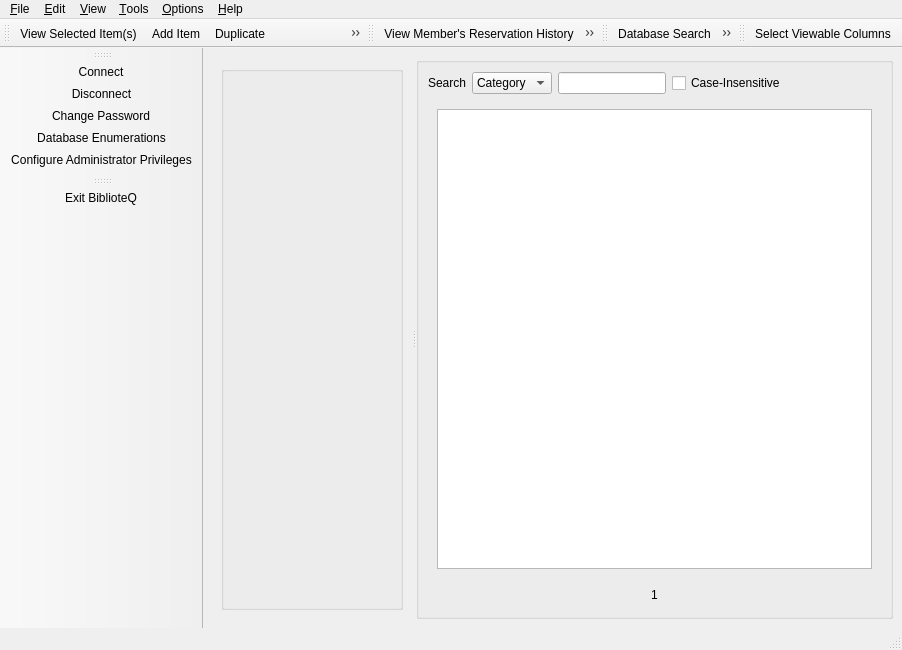
Above: UI/mainwindow.ui from textbrowser/biblioteq before the change. Below: the same form after it.
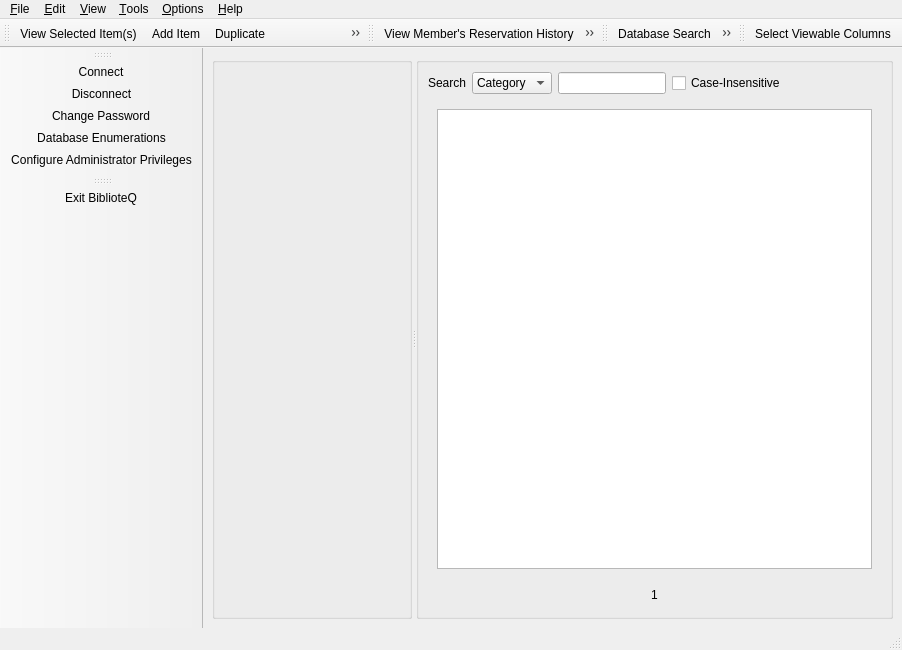
That is the form after the change. Icons and pictures are not drawn. Custom widgets are drawn as their Qt base class.

The edit to the form file:
```diff
--- a/UI/mainwindow.ui
+++ b/UI/mainwindow.ui
@@ -42,11 +42,14 @@
          <rect>
           <x>0</x>
           <y>0</y>
-          <width>253</width>
-          <height>535</height>
+          <width>200</width>
+          <height>539</height>
          </rect>
         </property>
         <layout class="QVBoxLayout" name="verticalLayout_7">
+         <property name="margin">
+          <number>0</number>
+         </property>
          <item>
           <widget class="QGroupBox" name="itemSummary">
            <property name="flat">
```
Left out of the diff: 2 changed lines with no effect on the pictures.
